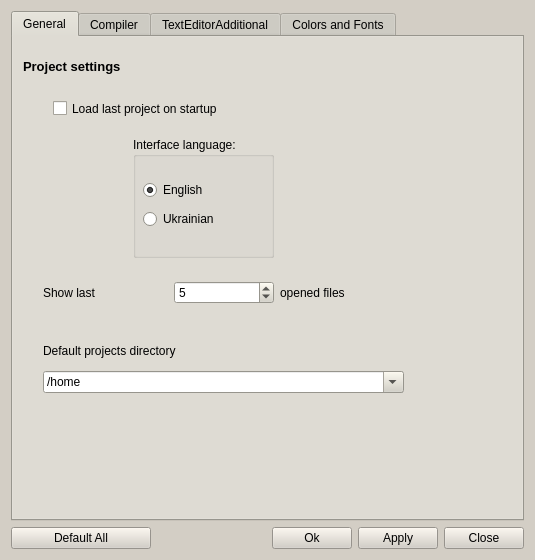
Above: trunc/src/optionsdialog.ui from PLLUG/kuzya before the change. Below: the same form after it.
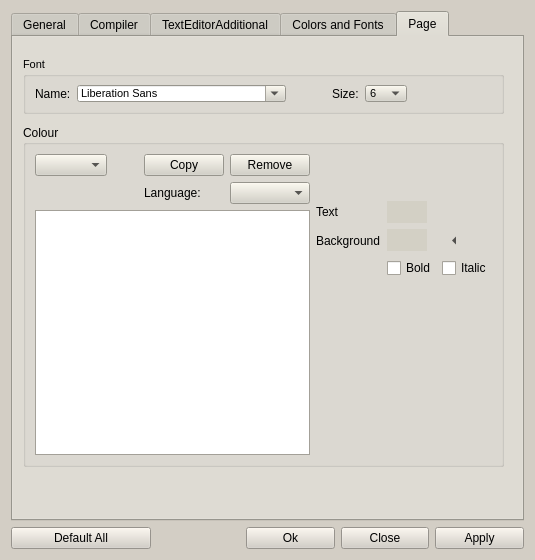
That is the form after the change.

What changed in the file:
```diff
--- a/trunc/src/optionsdialog.ui
+++ b/trunc/src/optionsdialog.ui
@@ -441,6 +441,81 @@
    <bool>false</bool>
   </property>
   <layout class="QGridLayout">
+   <item row="1" column="0">
+    <layout class="QHBoxLayout" name="buttonLayout">
+     <item>
+      <widget class="QPushButton" name="defaultBtn">
+       <property name="sizePolicy">
+        <sizepolicy hsizetype="Expanding" vsizetype="Fixed">
+         <horstretch>0</horstretch>
+         <verstretch>0</verstretch>
+        </sizepolicy>
+       </property>
+       <property name="minimumSize">
+        <size>
+         <width>140</width>
+         <height>0</height>
+        </size>
+       </property>
+       <property name="text">
+        <string>Default All</string>
+       </property>
+      </widget>
+     </item>
+     <item>
+      <spacer name="spacer">
+       <property name="orientation">
+        <enum>Qt::Horizontal</enum>
+       </property>
+       <property name="sizeHint" stdset="0">
+        <size>
+         <width>40</width>
+         <height>20</height>
+        </size>
+       </property>
+      </spacer>
+     </item>
+     <item>
+      <widget class="QPushButton" name="okBtn">
+       <property name="sizePolicy">
+        <sizepolicy hsizetype="Expanding" vsizetype="Fixed">
+         <horstretch>0</horstretch>
+         <verstretch>0</verstretch>
+        </sizepolicy>
+       </property>
+       <property name="text">
+        <string>Ok</string>
+       </property>
+      </widget>
+     </item>
+     <item>
+      <widget class="QPushButton" name="closeBtn">
+       <property name="sizePolicy">
+        <sizepolicy hsizetype="Expanding" vsizetype="Fixed">
+         <horstretch>0</horstretch>
+         <verstretch>0</verstretch>
+        </sizepolicy>
+       </property>
+       <property name="text">
+        <string>Close</string>
+       </property>
+      </widget>
+     </item>
+     <item>
+      <widget class="QPushButton" name="applyBtn">
+       <property name="sizePolicy">
+        <sizepolicy hsizetype="Expanding" vsizetype="Fixed">
+         <horstretch>0</horstretch>
+         <verstretch>0</verstretch>
+        </sizepolicy>
+       </property>
+       <property name="text">
+        <string>Apply</string>
+       </property>
+      </widget>
+     </item>
+    </layout>
+   </item>
    <item row="0" column="0">
     <widget class="QTabWidget" name="tabFontsColors">
      <property name="sizePolicy">
@@ -868,7 +943,7 @@
       <bool>false</bool>
      </property>
      <property name="currentIndex">
-      <number>0</number>
+      <number>4</number>
      </property>
      <widget class="QWidget" name="tabGeneral">
       <attribute name="title">
@@ -2043,59 +2118,369 @@
        </layout>
       </widget>
      </widget>
+     <widget class="QWidget" name="tab_3">
+      <attribute name="title">
+       <string>Page</string>
+      </attribute>
+      <widget class="QGroupBox" name="groupBox_2">
+       <property name="geometry">
+        <rect>
+         <x>10</x>
+         <y>88</y>
+         <width>481</width>
+         <height>342</height>
+        </rect>
+       </property>
+       <property name="font">
+        <font>
+         <pointsize>9</pointsize>
+        </font>
+       </property>
+       <property name="title">
+        <string>Colour</string>
+       </property>
+       <layout class="QGridLayout" name="gridLayout_4">
+        <item row="0" column="0">
+         <layout class="QGridLayout" name="gridLayout_2">
+          <item row="0" column="0">
+           <layout class="QGridLayout" name="gridLayout_3">
+            <item row="0" column="0">
+             <widget class="QComboBox" name="tEColorShemeCBox"/>
+            </item>
+            <item row="1" column="0">
+             <spacer name="verticalSpacer_2">
+              <property name="orientation">
+               <enum>Qt::Vertical</enum>
+              </property>
+              <property name="sizeType">
+               <enum>QSizePolicy::Maximum</enum>
+              </property>
+              <property name="sizeHint" stdset="0">
+               <size>
+                <width>20</width>
+                <height>15</height>
+               </size>
+              </property>
+             </spacer>
+            </item>
+            <item row="2" column="0" colspan="5">
+             <widget class="QListWidget" name="tEStylesList"/>
+            </item>
+            <item row="0" column="3">
+             <widget class="QPushButton" name="copyClrSchmBtn">
+              <property name="text">
+               <string>Copy</string>
+              </property>
+             </widget>
+            </item>
+            <item row="0" column="1">
+             <spacer name="horizontalSpacer_2">
+              <property name="orientation">
+               <enum>Qt::Horizontal</enum>
+              </property>
+              <property name="sizeType">
+               <enum>QSizePolicy::Expanding</enum>
+              </property>
+              <property name="sizeHint" stdset="0">
+               <size>
+                <width>35</width>
+                <height>20</height>
+               </size>
+              </property>
+             </spacer>
+            </item>
+            <item row="0" column="4">
+             <widget class="QPushButton" name="removeClrSchmBtn">
+              <property name="text">
+               <string>Remove</string>
+              </property>
+             </widget>
+            </item>
+            <item row="1" column="4">
+             <widget class="QComboBox" name="lexerLanguageCBox"/>
+            </item>
+            <item row="1" column="3">
+             <widget class="QLabel" name="label_8">
+              <property name="text">
+               <string>Language:</string>
+              </property>
+             </widget>
+            </item>
+           </layout>
+          </item>
+          <item row="0" column="1">
+           <layout class="QGridLayout" name="gridLayout">
+            <item row="1" column="0">
+             <widget class="QLabel" name="label_5">
+              <property name="text">
+               <string>Text</string>
+              </property>
+             </widget>
+            </item>
+            <item row="2" column="0">
+             <widget class="QLabel" name="label_6">
+              <property name="text">
+               <string>Background</string>
+              </property>
+             </widget>
+            </item>
+            <item row="2" column="2">
+             <widget class="QToolButton" name="cleanBgColorBtn">
+              <property name="toolTip">
+               <string>Remove Background Colour</string>
+              </property>
+              <property name="text">
+               <string/>
+              </property>
+              <property name="autoRaise">
+               <bool>true</bool>
+              </property>
+              <property name="arrowType">
+               <enum>Qt::LeftArrow</enum>
+              </property>
+             </widget>
+            </item>
+            <item row="0" column="0">
+             <spacer name="verticalSpacer_3">
+              <property name="orientation">
+               <enum>Qt::Vertical</enum>
+              </property>
+              <property name="sizeType">
+               <enum>QSizePolicy::Maximum</enum>
+              </property>
+              <property name="sizeHint" stdset="0">
+               <size>
+                <width>20</width>
+                <height>47</height>
+               </size>
+              </property>
+             </spacer>
+            </item>
+            <item row="4" column="0" rowspan="2">
+             <spacer name="verticalSpacer_4">
+              <property name="orientation">
+               <enum>Qt::Vertical</enum>
+              </property>
+              <property name="sizeHint" stdset="0">
+               <size>
+                <width>20</width>
+                <height>40</height>
+               </size>
+              </property>
+             </spacer>
+            </item>
+            <item row="1" column="1">
+             <widget class="QPushButton" name="fgColorPanelBtn">
+              <property name="enabled">
+               <bool>true</bool>
+              </property>
+              <property name="sizePolicy">
+               <sizepolicy hsizetype="Fixed" vsizetype="Fixed">
+                <horstretch>21</horstretch>
+                <verstretch>21</verstretch>
+               </sizepolicy>
+              </property>
+              <property name="autoFillBackground">
+               <bool>true</bool>
+              </property>
+              <property name="text">
+               <string/>
+              </property>
+              <property name="iconSize">
+               <size>
+                <width>15</width>
+                <height>15</height>
+               </size>
+              </property>
+              <property name="flat">
+               <bool>true</bool>
+              </property>
+             </widget>
+            </item>
+            <item row="2" column="1">
+             <widget class="QPushButton" name="bgColorPanelBtn">
+              <property name="sizePolicy">
+               <sizepolicy hsizetype="Fixed" vsizetype="Fixed">
+                <horstretch>21</horstretch>
+                <verstretch>21</verstretch>
+               </sizepolicy>
+              </property>
+              <property name="autoFillBackground">
+               <bool>true</bool>
+              </property>
+              <property name="text">
+               <string/>
+              </property>
+              <property name="flat">
+               <bool>true</bool>
+              </property>
+             </widget>
+            </item>
+            <item row="4" column="1">
+             <widget class="QCheckBox" name="teFontStyle_BoldCheckBox">
+              <property name="text">
+               <string>Bold</string>
+              </property>
+             </widget>
+            </item>
+            <item row="4" column="2">
+             <widget class="QCheckBox" name="teFontStyle_ItalicCheckBox">
+              <property name="text">
+               <string>Italic</string>
+              </property>
+             </widget>
+            </item>
+            <item row="5" column="1">
+             <spacer name="verticalSpacer_5">
+              <property name="orientation">
+               <enum>Qt::Vertical</enum>
+              </property>
+              <property name="sizeHint" stdset="0">
+               <size>
+                <width>20</width>
+                <height>40</height>
+               </size>
+              </property>
+             </spacer>
+            </item>
+           </layout>
+          </item>
+         </layout>
+        </item>
+       </layout>
+      </widget>
+      <widget class="QGroupBox" name="groupBox_3">
+       <property name="geometry">
+        <rect>
+         <x>10</x>
+         <y>20</y>
+         <width>481</width>
+         <height>57</height>
+        </rect>
+       </property>
+       <property name="font">
+        <font>
+         <pointsize>8</pointsize>
+        </font>
+       </property>
+       <property name="title">
+        <string>Font</string>
+       </property>
+       <layout class="QVBoxLayout" name="verticalLayout">
+        <item>
+         <layout class="QHBoxLayout" name="horizontalLayout_2">
+          <item>
+           <widget class="QLabel" name="tEFontNameLbl">
+            <property name="font">
+             <font>
+              <pointsize>9</pointsize>
+             </font>
+            </property>
+            <property name="text">
+             <string>Name:</string>
+            </property>
+           </widget>
+          </item>
+          <item>
+           <widget class="QFontComboBox" name="tEFontNameFCBox"/>
+          </item>
+          <item>
+           <spacer name="horizontalSpacer_3">
+            <property name="orientation">
+             <enum>Qt::Horizontal</enum>
+            </property>
+            <property name="sizeType">
+             <enum>QSizePolicy::Preferred</enum>
+            </property>
+            <property name="sizeHint" stdset="0">
+             <size>
+              <width>40</width>
+              <height>20</height>
+             </size>
+            </property>
+           </spacer>
+          </item>
+          <item>
+           <widget class="QLabel" name="tEFontSizeLbl">
+            <property name="font">
+             <font>
+              <pointsize>9</pointsize>
+             </font>
+            </property>
+            <property name="text">
+             <string>Size:</string>
+            </property>
+           </widget>
+          </item>
+          <item>
+           <widget class="QComboBox" name="tEFontSizeCBox">
+            <item>
+             <property name="text">
+              <string>6</string>
+             </property>
+            </item>
+            <item>
+             <property name="text">
+              <string>7</string>
+             </property>
+            </item>
+            <item>
+             <property name="text">
+              <string>8</string>
+             </property>
+            </item>
+            <item>
+             <property name="text">
+              <string>10</string>
+             </property>
+            </item>
+            <item>
+             <property name="text">
+              <string>12</string>
+             </property>
+            </item>
+            <item>
+             <property name="text">
+              <string>14</string>
+             </property>
+            </item>
+            <item>
+             <property name="text">
+              <string>16</string>
+             </property>
+            </item>
+            <item>
+             <property name="text">
+              <string>18</string>
+             </property>
+            </item>
+            <item>
+             <property name="text">
+              <string>20</string>
+             </property>
+            </item>
+           </widget>
+          </item>
+          <item>
+           <spacer name="horizontalSpacer_4">
+            <property name="orientation">
+             <enum>Qt::Horizontal</enum>
+            </property>
+            <property name="sizeHint" stdset="0">
+             <size>
+              <width>40</width>
+              <height>20</height>
+             </size>
+            </property>
+           </spacer>
+          </item>
+         </layout>
+        </item>
+       </layout>
+      </widget>
+     </widget>
     </widget>
    </item>
-   <item row="1" column="0">
-    <layout class="QHBoxLayout" name="buttonLayout">
-     <item>
-      <widget class="QPushButton" name="defaultBtn">
-       <property name="minimumSize">
-        <size>
-         <width>140</width>
-         <height>0</height>
-        </size>
-       </property>
-       <property name="text">
-        <string>Default All</string>
-       </property>
-      </widget>
-     </item>
-     <item>
-      <spacer name="spacer">
-       <property name="orientation">
-        <enum>Qt::Horizontal</enum>
-       </property>
-       <property name="sizeHint" stdset="0">
-        <size>
-         <width>40</width>
-         <height>20</height>
-        </size>
-       </property>
-      </spacer>
-     </item>
-     <item>
-      <widget class="QPushButton" name="okBtn">
-       <property name="text">
-        <string>Ok</string>
-       </property>
-      </widget>
-     </item>
-     <item>
-      <widget class="QPushButton" name="applyBtn">
-       <property name="text">
-        <string>Apply</string>
-       </property>
-      </widget>
-     </item>
-     <item>
-      <widget class="QPushButton" name="closeBtn">
-       <property name="text">
-        <string>Close</string>
-       </property>
-      </widget>
-     </item>
-    </layout>
-   </item>
   </layout>
  </widget>
  <resources/>
```
